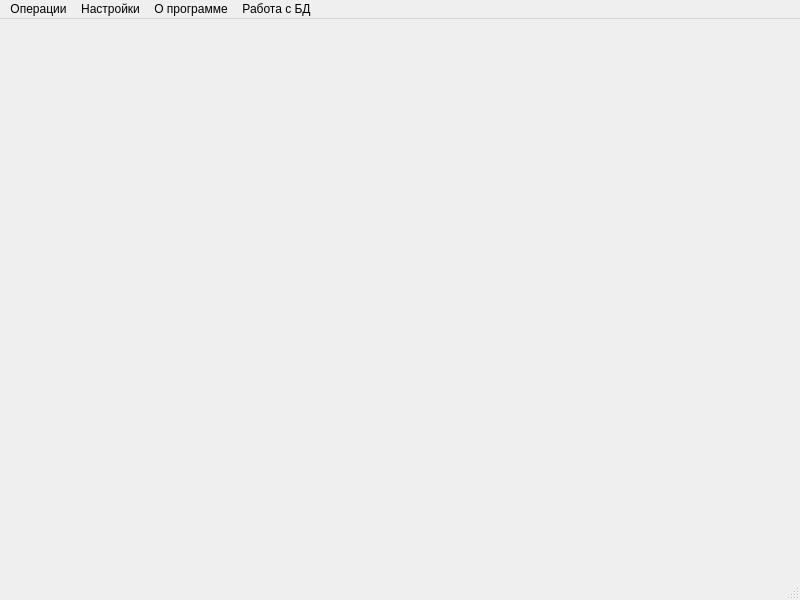
Before: the Qt Designer form ui/main_window.ui in fixtik/Garage_base, drawn with Qt 5.
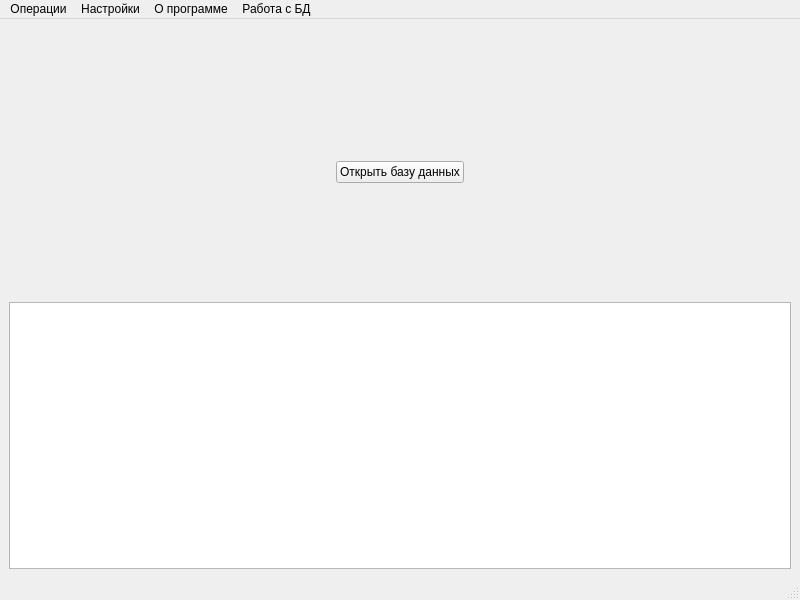
After: the same form once the commit is applied.

Patch:
```diff
--- a/ui/main_window.ui
+++ b/ui/main_window.ui
@@ -13,7 +13,87 @@
   <property name="windowTitle">
    <string> Всеволожский Р.С. ВОА</string>
   </property>
-  <widget class="QWidget" name="centralwidget"/>
+  <widget class="QWidget" name="centralwidget">
+   <layout class="QVBoxLayout" name="verticalLayout_2">
+    <item>
+     <layout class="QHBoxLayout" name="horizontalLayout">
+      <item>
+       <spacer name="horizontalSpacer">
+        <property name="orientation">
+         <enum>Qt::Horizontal</enum>
+        </property>
+        <property name="sizeHint" stdset="0">
+         <size>
+          <width>40</width>
+          <height>20</height>
+         </size>
+        </property>
+       </spacer>
+      </item>
+      <item>
+       <layout class="QVBoxLayout" name="verticalLayout">
+        <item>
+         <spacer name="verticalSpacer">
+          <property name="orientation">
+           <enum>Qt::Vertical</enum>
+          </property>
+          <property name="sizeHint" stdset="0">
+           <size>
+            <width>20</width>
+            <height>40</height>
+           </size>
+          </property>
+         </spacer>
+        </item>
+        <item>
+         <widget class="QLabel" name="voa_label">
+          <property name="text">
+           <string/>
+          </property>
+         </widget>
+        </item>
+        <item>
+         <widget class="QPushButton" name="openBase_pushButton">
+          <property name="text">
+           <string>Открыть базу данных</string>
+          </property>
+         </widget>
+        </item>
+        <item>
+         <spacer name="verticalSpacer_2">
+          <property name="orientation">
+           <enum>Qt::Vertical</enum>
+          </property>
+          <property name="sizeHint" stdset="0">
+           <size>
+            <width>20</width>
+            <height>40</height>
+           </size>
+          </property>
+         </spacer>
+        </item>
+       </layout>
+      </item>
+      <item>
+       <spacer name="horizontalSpacer_2">
+        <property name="orientation">
+         <enum>Qt::Horizontal</enum>
+        </property>
+        <property name="sizeHint" stdset="0">
+         <size>
+          <width>40</width>
+          <height>20</height>
+         </size>
+        </property>
+       </spacer>
+      </item>
+     </layout>
+    </item>
+    <item>
+     <widget class="QTableView" name="tableView"/>
+    </item>
+   </layout>
+  </widget>
   <widget class="QMenuBar" name="menubar">
    <property name="geometry">
     <rect>
```
Left out of the diff: 2 changed lines with no effect on the pictures.
